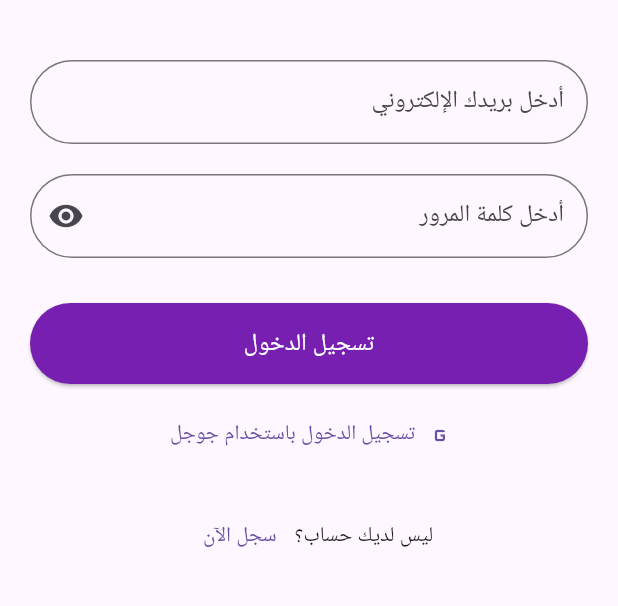
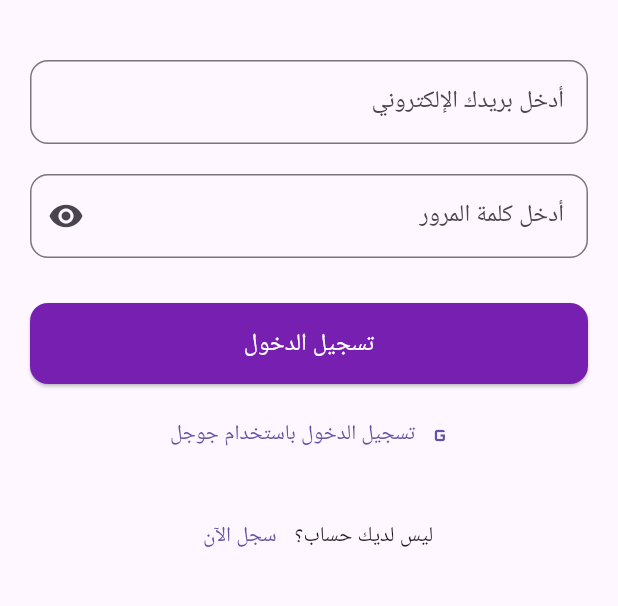
Before and after one commit to Hagwan/t_allam, a Flutter app: the screen it shows after launch, on a phone screen of 412 x 824 dp, the part 450-1056 px from its top. Run offline on Flutter 3.47's test engine with Material 3 defaults, Android fonts, the light colour scheme and no system bars; our stand-ins replace firebase_auth, firebase_core; accounts and stored records are empty.

Commit message:
Refactor login screen button and input field borders

```diff
--- a/lib/views/screens/auth/login_screen.dart
+++ b/lib/views/screens/auth/login_screen.dart
@@ -52,7 +52,7 @@ class LoginScreen extends StatelessWidget {
                       padding: const EdgeInsets.symmetric(vertical: 15),
                       backgroundColor: const Color(0xFF761FB0), // Purple color
                       shape: RoundedRectangleBorder(
-                        borderRadius: BorderRadius.circular(30),
+                        borderRadius: BorderRadius.circular(12),
                       ),
                     ),
                     child: const Text('تسجيل الدخول', style: TextStyle(fontSize: 16, color: Colors.white)),
@@ -90,7 +90,7 @@ class LoginScreen extends StatelessWidget {
   InputDecoration _inputDecoration(String label) {
     return InputDecoration(
       labelText: label,
-      border: OutlineInputBorder(borderRadius: BorderRadius.circular(30)),
+      border: OutlineInputBorder(borderRadius: BorderRadius.circular(12)),
     );
   }
 
```
